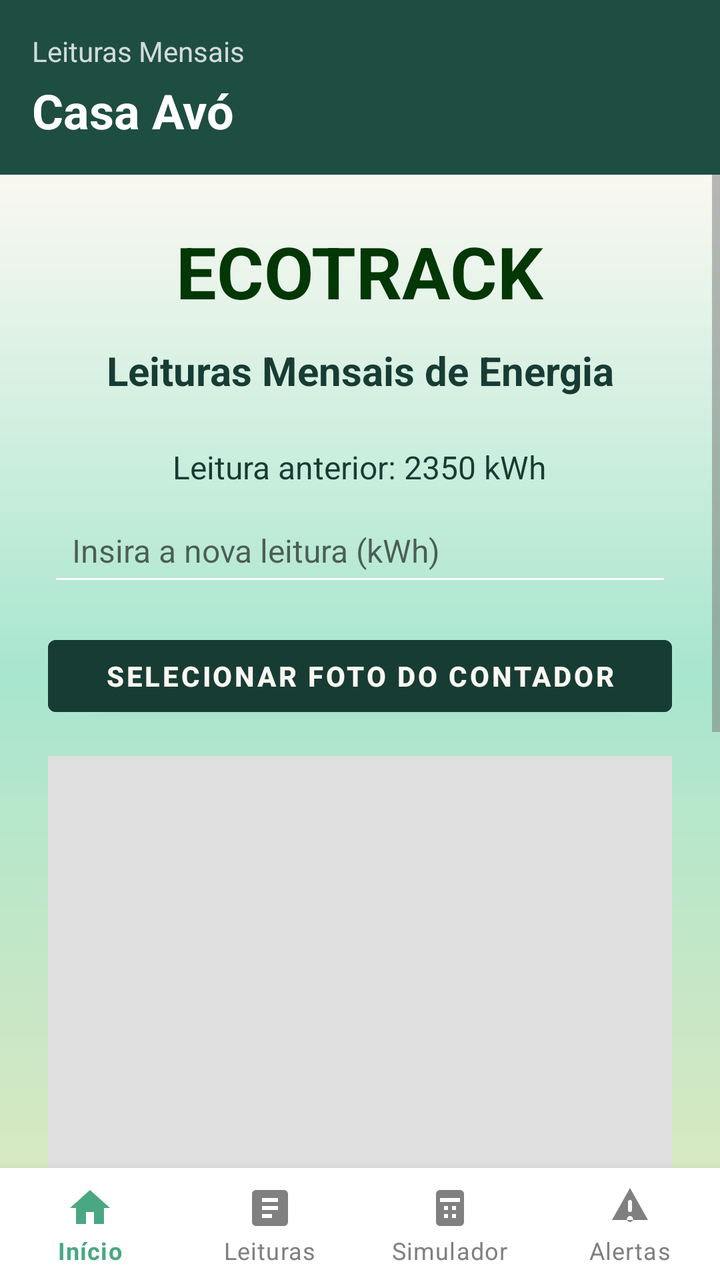
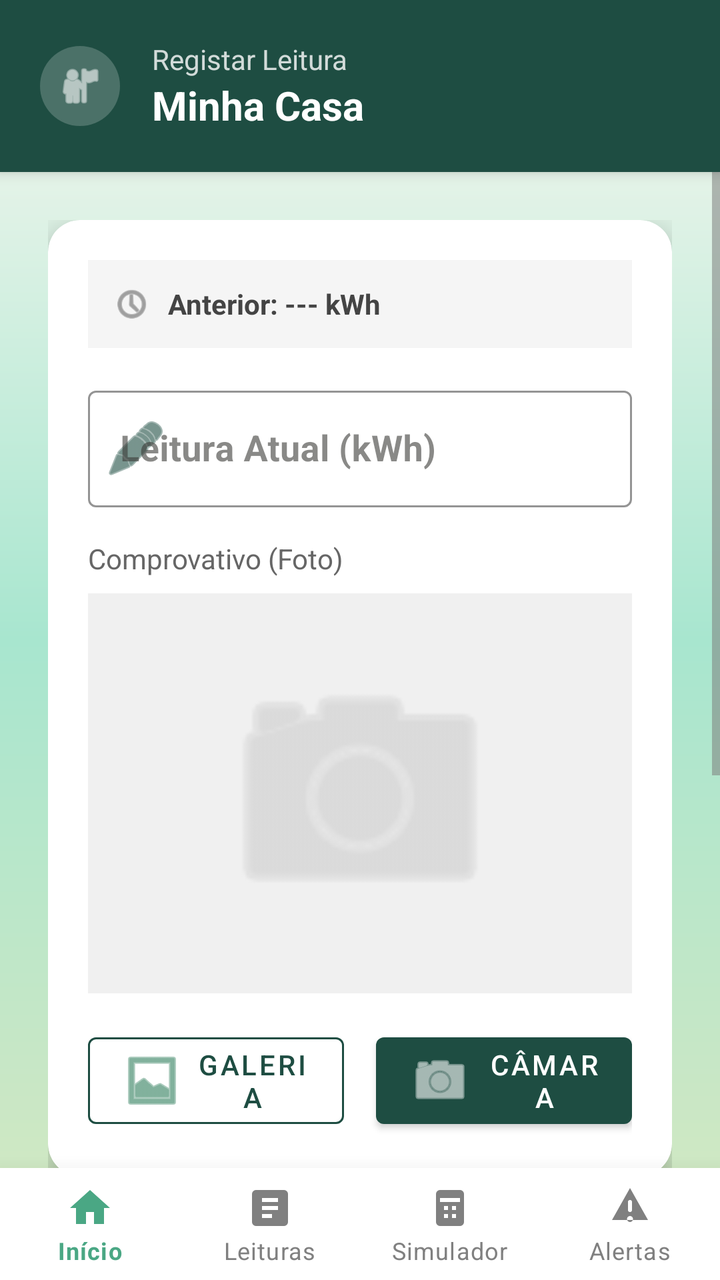

An Android layout rendered at two revisions. The XML below is the earlier revision; the diff shows what the commit changed to produce the second picture.
<!-- AndroidManifest.xml: application theme Theme.EcoTrack -->
<!-- res/layout/activity_leituras_mensais.xml -->
<?xml version="1.0" encoding="utf-8"?>
<RelativeLayout xmlns:android="http://schemas.android.com/apk/res/android"
    xmlns:app="http://schemas.android.com/apk/res-auto"
    xmlns:tools="http://schemas.android.com/tools"
    android:layout_width="match_parent"
    android:layout_height="match_parent"
    android:background="@drawable/gradient_verde"
    tools:context=".LeiturasMensais">

    
    <LinearLayout
        android:id="@+id/headerCasa"
        android:layout_width="match_parent"
        android:layout_height="wrap_content"
        android:orientation="vertical"
        android:padding="16dp"
        android:background="#1E4D42">

        <TextView
            android:text="Leituras Mensais"
            android:textSize="14sp"
            android:textColor="#FFFFFF"
            android:alpha="0.8"
            android:layout_width="wrap_content"
            android:layout_height="wrap_content"/>

        <TextView
            android:id="@+id/tvNomeCasaLeituras"
            android:text="Casa Avó"
            android:textSize="24sp"
            android:textStyle="bold"
            android:textColor="#FFFFFF"
            android:layout_marginTop="4dp"
            android:layout_width="wrap_content"
            android:layout_height="wrap_content"/>

    </LinearLayout>

    
    <ScrollView
        android:id="@+id/scrollConteudo"
        android:layout_width="match_parent"
        android:layout_height="match_parent"
        android:layout_below="@+id/headerCasa"
        android:layout_above="@+id/bottomNavigation"
        android:fillViewport="true"
        android:background="@drawable/gradient_verde">

        <LinearLayout
            android:layout_width="match_parent"
            android:layout_height="wrap_content"
            android:orientation="vertical"
            android:padding="24dp"
            android:gravity="center_horizontal">

            
            <TextView
                android:layout_width="wrap_content"
                android:layout_height="wrap_content"
                android:text="ECOTRACK"
                android:textSize="36sp"
                android:textStyle="bold"
                android:textColor="@color/green"
                android:layout_marginBottom="12dp"/>

            <TextView
                android:layout_width="wrap_content"
                android:layout_height="wrap_content"
                android:text="Leituras Mensais de Energia"
                android:textSize="20sp"
                android:textStyle="bold"
                android:textColor="@color/onMint"
                android:layout_marginBottom="24dp"
                android:textAlignment="center"/>

            
            <TextView
                android:id="@+id/tvLeituraAnterior"
                android:layout_width="wrap_content"
                android:layout_height="wrap_content"
                android:text="Leitura anterior: 2350 kWh"
                android:textColor="@color/onMint"
                android:textSize="16sp"
                android:layout_marginBottom="8dp"/>

            
            <EditText
                android:id="@+id/etNovaLeitura"
                android:layout_width="match_parent"
                android:layout_height="wrap_content"
                android:hint="Insira a nova leitura (kWh)"
                android:inputType="numberDecimal"
                android:padding="12dp"
                android:backgroundTint="#FFFFFF"
                android:textColor="#000000"
                android:textSize="16sp"
                android:layout_marginBottom="16dp"/>

            
            <Button
                android:id="@+id/btnEscolherImagem"
                android:layout_width="match_parent"
                android:layout_height="wrap_content"
                android:layout_marginBottom="16dp"
                android:backgroundTint="@color/onMint"
                android:text="Selecionar Foto do Contador"
                android:textColor="@color/pastel_whitewarm"
                android:textStyle="bold" />

            
            <ImageView
                android:id="@+id/imgContador"
                android:layout_width="match_parent"
                android:layout_height="220dp"
                android:scaleType="centerCrop"
                android:background="#E0E0E0"
                android:layout_marginBottom="20dp"
                android:contentDescription="Imagem do contador"/>

            
            <Button
                android:id="@+id/btnTirarFoto"
                android:layout_width="match_parent"
                android:layout_height="wrap_content"
                android:layout_marginBottom="16dp"
                android:backgroundTint="@color/onMint"
                android:text="Tirar foto"
                android:textColor="@color/pastel_whitewarm"
                android:textStyle="bold" />

            
            <Button
                android:id="@+id/btnCalcular"
                android:layout_width="match_parent"
                android:layout_height="wrap_content"
                android:text="Calcular Diferença"
                android:backgroundTint="@color/onMint"
                android:textColor="@color/pastel_whitewarm"
                android:textStyle="bold"
                android:layout_marginBottom="10dp"/>

            
            <TextView
                android:id="@+id/tvResultado"
                android:layout_width="wrap_content"
                android:layout_height="wrap_content"
                android:text=""
                android:textSize="18sp"
                android:textColor="#FFFFFF"
                android:layout_marginBottom="20dp"/>

            
            <Button
                android:id="@+id/btnGuardar"
                android:layout_width="match_parent"
                android:layout_height="wrap_content"
                android:text="Guardar Leitura"
                android:backgroundTint="#FFFFFF"
                android:textColor="@color/green"
                android:textStyle="bold"
                android:layout_marginBottom="10dp"/>

            <Button
                android:id="@+id/btnVerHistorico"
                android:layout_width="match_parent"
                android:layout_height="wrap_content"
                android:text="Ver Histórico"
                android:backgroundTint="@color/onMint"
                android:textColor="#FFFFFF"
                android:textStyle="bold"
                android:layout_marginBottom="10dp"/>

            <Button
                android:id="@+id/btnVoltar"
                android:layout_width="match_parent"
                android:layout_height="wrap_content"
                android:text="Voltar ao Menu"
                android:backgroundTint="@color/onMint"
                android:textColor="@color/pastel_whitewarm"
                android:textStyle="bold"/>

        </LinearLayout>
    </ScrollView>

    
    <com.google.android.material.bottomnavigation.BottomNavigationView
        android:id="@+id/bottomNavigation"
        android:layout_width="match_parent"
        android:layout_height="wrap_content"
        android:layout_alignParentBottom="true"
        app:menu="@menu/menu_bottom_nav"
        app:itemIconTint="@color/selector_bottom_nav"
        app:itemTextColor="@color/selector_bottom_nav"
        android:background="@android:color/white"
        app:labelVisibilityMode="labeled"/>

</RelativeLayout>
<!-- resources referenced by this layout -->
<resources>
  <color name="green">#033705</color>
  <color name="onMint">#173C33</color>
  <color name="pastel_whitewarm">#FAF8F1</color>
  <!-- drawable gradient_verde (drawable) -->
  <shape xmlns:android="http://schemas.android.com/apk/res/android">
      <gradient
          android:startColor="@color/pastel_lightgreen"
          android:centerColor="@color/mint_start"
          android:endColor="@color/pastel_whitewarm"
          android:angle="90" />
  
      <corners android:radius="0dp" />
  </shape>
  <style name="Theme.EcoTrack" parent="Theme.MaterialComponents.Light.NoActionBar">
          
          <item name="colorPrimary">@color/colorPrimary</item>
          <item name="colorOnPrimary">@color/colorOnPrimary</item>
          <item name="colorSecondary">@color/colorSecondary</item>
          <item name="colorOnSecondary">@color/colorOnSecondary</item>
  
          
          <item name="colorOnBackground">@color/background_beige</item>
          <item name="colorSurface">@color/colorSurface</item>
          <item name="colorOnSurface">@color/colorOnSurface</item>
          <item name="android:windowBackground">@color/background_beige</item>
  
          
          <item name="colorPrimaryContainer">@color/colorPrimaryContainer</item>
          <item name="colorOnPrimaryContainer">@color/colorOnPrimaryContainer</item>
          <item name="colorSecondaryContainer">@color/colorSecondaryContainer</item>
          <item name="colorOnSecondaryContainer">@color/colorOnSecondaryContainer</item>
  
          
          <item name="colorError">@color/colorError</item>
          <item name="colorOnError">@color/colorOnError</item>
          <item name="colorErrorContainer">@color/colorErrorContainer</item>
          <item name="colorOnErrorContainer">@color/colorOnErrorContainer</item>
  
          
          <item name="colorOutline">@color/colorOutline</item>
  
          
          <item name="android:textColorPrimary">@color/text_primary</item>
          <item name="android:textColorSecondary">@color/text_secondary</item>
  
          
          <item name="android:statusBarColor">@color/colorPrimary</item>
          <item name="android:navigationBarColor">@color/background_beige</item>
      </style>
  <color name="pastel_lightgreen">#D7E8C1</color>
  <color name="mint_start">#A8E6CF</color>
  <color name="colorPrimary">#2E7D5B</color>
  <color name="colorOnPrimary">#FFFFFF</color>
  <color name="colorSecondary">#52644F</color>
  <color name="colorOnSecondary">#FFFFFF</color>
  <color name="background_beige">#FFFDF8</color>
  <color name="colorSurface">#FAF7F2</color>
  <color name="colorOnSurface">#3B3A37</color>
  <color name="colorPrimaryContainer">#BFE3CF</color>
  <color name="colorOnPrimaryContainer">#1A3B2C</color>
  <color name="colorSecondaryContainer">#D5E8D7</color>
  <color name="colorOnSecondaryContainer">#1F352F</color>
  <color name="colorError">#B3261E</color>
  <color name="colorOnError">#FFFFFF</color>
  <color name="colorErrorContainer">#F9DEDC</color>
  <color name="colorOnErrorContainer">#410E0B</color>
  <color name="colorOutline">#D8D2C8</color>
  <color name="text_primary">#2E2E2E</color>
  <color name="text_secondary">#7A7A7A</color>
</resources>

<!-- the commit's change to res/layout/activity_leituras_mensais.xml (unified diff, before → after) -->
@@ -1,188 +1,234 @@
 <?xml version="1.0" encoding="utf-8"?>
 <RelativeLayout xmlns:android="http://schemas.android.com/apk/res/android"
     xmlns:app="http://schemas.android.com/apk/res-auto"
-    xmlns:tools="http://schemas.android.com/tools"
     android:layout_width="match_parent"
     android:layout_height="match_parent"
-    android:background="@drawable/gradient_verde"
-    tools:context=".LeiturasMensais">
-
-    
+    android:background="@drawable/gradient_verde">
+
     <LinearLayout
         android:id="@+id/headerCasa"
         android:layout_width="match_parent"
         android:layout_height="wrap_content"
-        android:orientation="vertical"
-        android:padding="16dp"
-        android:background="#1E4D42">
-
-        <TextView
-            android:text="Leituras Mensais"
-            android:textSize="14sp"
-            android:textColor="#FFFFFF"
-            android:alpha="0.8"
+        android:orientation="horizontal"
+        android:padding="20dp"
+        android:gravity="center_vertical"
+        android:background="#1E4D42"
+        android:elevation="4dp">
+
+        <ImageView
+            android:layout_width="40dp"
+            android:layout_height="40dp"
+            android:src="@android:drawable/ic_menu_myplaces"
+            app:tint="#FFFFFF"
+            android:background="@drawable/bg_circle_white_alpha"
+            android:padding="8dp"
+            android:layout_marginEnd="16dp"/>
+
+        <LinearLayout
             android:layout_width="wrap_content"
-            android:layout_height="wrap_content"/>
-
-        <TextView
-            android:id="@+id/tvNomeCasaLeituras"
-            android:text="Casa Avó"
-            android:textSize="24sp"
-            android:textStyle="bold"
-            android:textColor="#FFFFFF"
-            android:layout_marginTop="4dp"
-            android:layout_width="wrap_content"
-            android:layout_height="wrap_content"/>
-
+            android:layout_height="wrap_content"
+            android:orientation="vertical">
+
+            <TextView
+                android:layout_width="wrap_content"
+                android:layout_height="wrap_content"
+                android:text="Registar Leitura"
+                android:textSize="14sp"
+                android:textColor="#CCFFFFFF"/>
+
+            <TextView
+                android:id="@+id/tvNomeCasaLeituras"
+                android:layout_width="wrap_content"
+                android:layout_height="wrap_content"
+                android:text="Minha Casa"
+                android:textSize="20sp"
+                android:textStyle="bold"
+                android:textColor="#FFFFFF"/>
+        </LinearLayout>
     </LinearLayout>
 
-    
     <ScrollView
         android:id="@+id/scrollConteudo"
         android:layout_width="match_parent"
         android:layout_height="match_parent"
         android:layout_below="@+id/headerCasa"
         android:layout_above="@+id/bottomNavigation"
-        android:fillViewport="true"
-        android:background="@drawable/gradient_verde">
+        android:fillViewport="true">
 
         <LinearLayout
             android:layout_width="match_parent"
             android:layout_height="wrap_content"
             android:orientation="vertical"
-            android:padding="24dp"
-            android:gravity="center_horizontal">
-
-            
-            <TextView
-                android:layout_width="wrap_content"
-                android:layout_height="wrap_content"
-                android:text="ECOTRACK"
-                android:textSize="36sp"
-                android:textStyle="bold"
-                android:textColor="@color/green"
-                android:layout_marginBottom="12dp"/>
-
-            <TextView
-                android:layout_width="wrap_content"
-                android:layout_height="wrap_content"
-                android:text="Leituras Mensais de Energia"
-                android:textSize="20sp"
-                android:textStyle="bold"
-                android:textColor="@color/onMint"
-                android:layout_marginBottom="24dp"
-                android:textAlignment="center"/>
-
-            
-            <TextView
-                android:id="@+id/tvLeituraAnterior"
-                android:layout_width="wrap_content"
-                android:layout_height="wrap_content"
-                android:text="Leitura anterior: 2350 kWh"
-                android:textColor="@color/onMint"
-                android:textSize="16sp"
-                android:layout_marginBottom="8dp"/>
-
-            
-            <EditText
-                android:id="@+id/etNovaLeitura"
-                android:layout_width="match_parent"
-                android:layout_height="wrap_content"
-                android:hint="Insira a nova leitura (kWh)"
-                android:inputType="numberDecimal"
-                android:padding="12dp"
-                android:backgroundTint="#FFFFFF"
-                android:textColor="#000000"
-                android:textSize="16sp"
-                android:layout_marginBottom="16dp"/>
-
-            
-            <Button
-                android:id="@+id/btnEscolherImagem"
-                android:layout_width="match_parent"
-                android:layout_height="wrap_content"
-                android:layout_marginBottom="16dp"
-                android:backgroundTint="@color/onMint"
-                android:text="Selecionar Foto do Contador"
-                android:textColor="@color/pastel_whitewarm"
-                android:textStyle="bold" />
-
-            
-            <ImageView
-                android:id="@+id/imgContador"
-                android:layout_width="match_parent"
-                android:layout_height="220dp"
-                android:scaleType="centerCrop"
-                android:background="#E0E0E0"
-                android:layout_marginBottom="20dp"
-                android:contentDescription="Imagem do contador"/>
-
-            
-            <Button
-                android:id="@+id/btnTirarFoto"
-                android:layout_width="match_parent"
-                android:layout_height="wrap_content"
-                android:layout_marginBottom="16dp"
-                android:backgroundTint="@color/onMint"
-                android:text="Tirar foto"
-                android:textColor="@color/pastel_whitewarm"
-                android:textStyle="bold" />
-
-            
-            <Button
+            android:padding="24dp">
+
+            <com.google.android.material.card.MaterialCardView
+                android:layout_width="match_parent"
+                android:layout_height="wrap_content"
+                app:cardCornerRadius="16dp"
+                app:cardElevation="8dp"
+                app:cardBackgroundColor="#FFFFFF"
+                android:layout_marginBottom="24dp">
+
+                <LinearLayout
+                    android:layout_width="match_parent"
+                    android:layout_height="wrap_content"
+                    android:orientation="vertical"
+                    android:padding="20dp">
+
+                    <LinearLayout
+                        android:layout_width="match_parent"
+                        android:layout_height="wrap_content"
+                        android:orientation="horizontal"
+                        android:gravity="center_vertical"
+                        android:background="#F5F5F5"
+                        android:padding="12dp"
+                        android:layout_marginBottom="16dp">
+
+                        <ImageView
+                            android:layout_width="20dp"
+                            android:layout_height="20dp"
+                            android:src="@android:drawable/ic_menu_recent_history"
+                            app:tint="#666666"
+                            android:layout_marginEnd="8dp"/>
+
+                        <TextView
+                            android:id="@+id/tvLeituraAnterior"
+                            android:layout_width="wrap_content"
+                            android:layout_height="wrap_content"
+                            android:text="Anterior: --- kWh"
+                            android:textColor="#444444"
+                            android:textSize="14sp"
+                            android:textStyle="bold"/>
+                    </LinearLayout>
+
+                    <com.google.android.material.textfield.TextInputLayout
+                        android:layout_width="match_parent"
+                        android:layout_height="wrap_content"
+                        android:hint="Leitura Atual (kWh)"
+                        app:startIconDrawable="@android:drawable/ic_menu_edit"
+                        app:startIconTint="#1E4D42"
+                        app:boxStrokeColor="#1E4D42"
+                        style="@style/Widget.MaterialComponents.TextInputLayout.OutlinedBox"
+                        android:layout_marginBottom="16dp">
+
+                        <com.google.android.material.textfield.TextInputEditText
+                            android:id="@+id/etNovaLeitura"
+                            android:layout_width="match_parent"
+                            android:layout_height="wrap_content"
+                            android:inputType="numberDecimal"
+                            android:textSize="18sp"
+                            android:textStyle="bold"/>
+                    </com.google.android.material.textfield.TextInputLayout>
+
+                    <TextView
+                        android:layout_width="wrap_content"
+                        android:layout_height="wrap_content"
+                        android:text="Comprovativo (Foto)"
+                        android:textSize="14sp"
+                        android:textColor="#666666"
+                        android:layout_marginBottom="8dp"/>
+
+                    <ImageView
+                        android:id="@+id/imgContador"
+                        android:layout_width="match_parent"
+                        android:layout_height="200dp"
+                        android:scaleType="centerCrop"
+                        android:src="@android:drawable/ic_menu_camera"
+                        android:padding="60dp"
+                        android:background="#F0F0F0"
+                        app:tint="#CCCCCC"
+                        android:layout_marginBottom="16dp"/>
+
+                    <LinearLayout
+                        android:layout_width="match_parent"
+                        android:layout_height="wrap_content"
+                        android:orientation="horizontal">
+
+                        <com.google.android.material.button.MaterialButton
+                            android:id="@+id/btnEscolherImagem"
+                            android:layout_width="0dp"
+                            android:layout_height="wrap_content"
+                            android:layout_weight="1"
+                            android:text="Galeria"
+                            app:icon="@android:drawable/ic_menu_gallery"
+                            style="@style/Widget.MaterialComponents.Button.OutlinedButton"
+                            app:strokeColor="#1E4D42"
+                            android:textColor="#1E4D42"
+                            android:layout_marginEnd="8dp"/>
+
+                        <com.google.android.material.button.MaterialButton
+                            android:id="@+id/btnTirarFoto"
+                            android:layout_width="0dp"
+                            android:layout_height="wrap_content"
+                            android:layout_weight="1"
+                            android:text="Câmara"
+                            app:icon="@android:drawable/ic_menu_camera"
+                            app:backgroundTint="#1E4D42"
+                            android:textColor="#FFFFFF"
+                            android:layout_marginStart="8dp"/>
+                    </LinearLayout>
+
+                </LinearLayout>
+            </com.google.android.material.card.MaterialCardView>
+
+            <com.google.android.material.button.MaterialButton
                 android:id="@+id/btnCalcular"
                 android:layout_width="match_parent"
                 android:layout_height="wrap_content"
-                android:text="Calcular Diferença"
-                android:backgroundTint="@color/onMint"
-                android:textColor="@color/pastel_whitewarm"
-                android:textStyle="bold"
-                android:layout_marginBottom="10dp"/>
-
-            
+                android:text="Simular Diferença"
+                style="@style/Widget.MaterialComponents.Button.TextButton"
+                android:textColor="#FFFFFF"
+                android:layout_marginBottom="4dp"/>
+
             <TextView
                 android:id="@+id/tvResultado"
-                android:layout_width="wrap_content"
+                android:layout_width="match_parent"
                 android:layout_height="wrap_content"
                 android:text=""
-                android:textSize="18sp"
+                android:textSize="16sp"
                 android:textColor="#FFFFFF"
-                android:layout_marginBottom="20dp"/>
-
-            
-            <Button
+                android:gravity="center"
+                android:background="#33000000"
+                android:padding="8dp"
+                android:visibility="gone"
+                android:layout_marginBottom="16dp"/>
+
+            <com.google.android.material.button.MaterialButton
                 android:id="@+id/btnGuardar"
                 android:layout_width="match_parent"
-                android:layout_height="wrap_content"
+                android:layout_height="60dp"
                 android:text="Guardar Leitura"
-                android:backgroundTint="#FFFFFF"
-                android:textColor="@color/green"
+                android:textSize="16sp"
                 android:textStyle="bold"
-                android:layout_marginBottom="10dp"/>
-
-            <Button
+                app:backgroundTint="#FFFFFF"
+                android:textColor="#1E4D42"
+                app:cornerRadius="30dp"
+                android:layout_marginBottom="16dp"/>
+
+            <com.google.android.material.button.MaterialButton
                 android:id="@+id/btnVerHistorico"
                 android:layout_width="match_parent"
                 android:layout_height="wrap_content"
-                android:text="Ver Histórico"
-                android:backgroundTint="@color/onMint"
+                android:text="Ver Histórico Completo"
+                style="@style/Widget.MaterialComponents.Button.OutlinedButton"
                 android:textColor="#FFFFFF"
-                android:textStyle="bold"
-                android:layout_marginBottom="10dp"/>
-
-            <Button
+                app:strokeColor="#FFFFFF"
+                app:strokeWidth="1dp"/>
+
+            <com.google.android.material.button.MaterialButton
                 android:id="@+id/btnVoltar"
                 android:layout_width="match_parent"
                 android:layout_height="wrap_content"
                 android:text="Voltar ao Menu"
-                android:backgroundTint="@color/onMint"
-                android:textColor="@color/pastel_whitewarm"
-                android:textStyle="bold"/>
+                style="@style/Widget.MaterialComponents.Button.TextButton"
+                android:textColor="#E0F2F1"
+                android:layout_marginTop="8dp"/>
+
+            <Space android:layout_width="match_parent" android:layout_height="40dp"/>
 
         </LinearLayout>
     </ScrollView>
 
-    
     <com.google.android.material.bottomnavigation.BottomNavigationView
         android:id="@+id/bottomNavigation"
         android:layout_width="match_parent"
@@ -192,6 +238,7 @@
         app:itemIconTint="@color/selector_bottom_nav"
         app:itemTextColor="@color/selector_bottom_nav"
         android:background="@android:color/white"
-        app:labelVisibilityMode="labeled"/>
+        app:labelVisibilityMode="labeled"
+        app:elevation="16dp"/>
 
 </RelativeLayout>
<!-- resource entries referenced after the edit -->
@@ -1,7 +1,10 @@
 <!-- resources referenced by this layout -->
 <resources>
-  <color name="green">#033705</color>
-  <color name="onMint">#173C33</color>
+  <!-- drawable bg_circle_white_alpha (drawable) -->
+  <?xml version="1.0" encoding="utf-8"?>
+  <shape xmlns:android="http://schemas.android.com/apk/res/android" shape="oval">
+      <solid android:color="#33FFFFFF"/>
+  </shape>
   <color name="pastel_whitewarm">#FAF8F1</color>
   <!-- drawable gradient_verde (drawable) -->
   <shape xmlns:android="http://schemas.android.com/apk/res/android">
